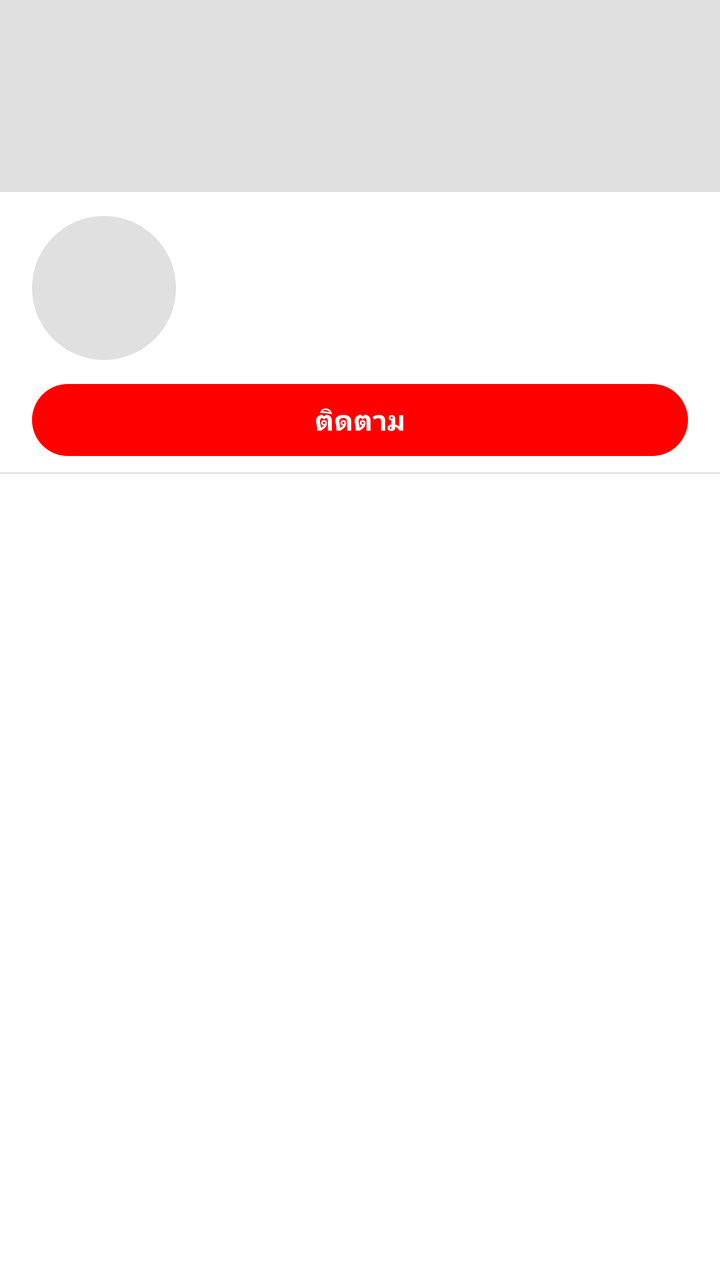
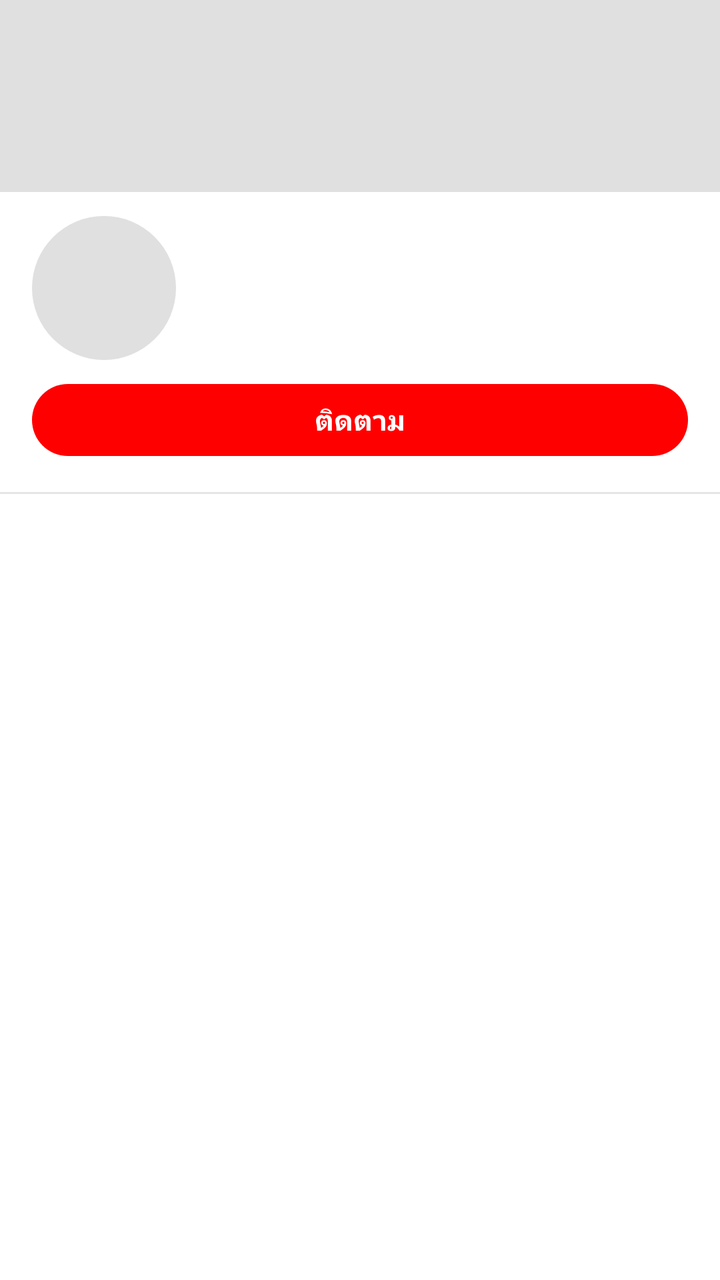

Compare the two renders of this Android layout. The source of the first and the diff that turns it into the second are given below.
<!-- AndroidManifest.xml: application theme Theme.YTClassic -->
<!-- res/layout/item_channel_header.xml -->
<LinearLayout xmlns:android="http://schemas.android.com/apk/res/android" android:layout_width="match_parent" android:layout_height="wrap_content" android:orientation="vertical">
  <ImageView android:id="@+id/banner" android:layout_width="match_parent" android:layout_height="96dp" android:scaleType="centerCrop" android:background="@color/placeholder" android:importantForAccessibility="no"/>
  <LinearLayout android:layout_width="match_parent" android:layout_height="wrap_content" android:orientation="horizontal" android:gravity="center_vertical" android:paddingStart="16dp" android:paddingEnd="16dp" android:paddingTop="12dp">
    <ImageView android:id="@+id/avatar" android:layout_width="72dp" android:layout_height="72dp" android:background="@drawable/bg_avatar" android:importantForAccessibility="no"/>
    <LinearLayout android:layout_width="0dp" android:layout_weight="1" android:layout_height="wrap_content" android:orientation="vertical" android:layout_marginStart="12dp">
      <TextView android:id="@+id/name" android:layout_width="match_parent" android:layout_height="wrap_content" android:textColor="@color/text1" android:textSize="20sp" android:textStyle="bold" android:maxLines="2" android:ellipsize="end"/>
      <TextView android:id="@+id/handle" android:layout_width="match_parent" android:layout_height="wrap_content" android:layout_marginTop="2dp" android:textColor="@color/text2" android:textSize="13sp" android:maxLines="1" android:ellipsize="end"/>
      <TextView android:id="@+id/subs" android:layout_width="match_parent" android:layout_height="wrap_content" android:layout_marginTop="2dp" android:textColor="@color/text2" android:textSize="13sp"/>
    </LinearLayout>
  </LinearLayout>
  <TextView android:id="@+id/btnSubscribe" android:layout_width="match_parent" android:layout_height="36dp" android:layout_marginStart="16dp" android:layout_marginEnd="16dp" android:layout_marginTop="12dp" android:gravity="center"
      android:text="@string/subscribe" android:textColor="#FFFFFF" android:textSize="14sp" android:textStyle="bold" android:background="@drawable/bg_subscribe"/>
  <TextView android:id="@+id/description" android:layout_width="match_parent" android:layout_height="wrap_content" android:layout_marginStart="16dp" android:layout_marginEnd="16dp" android:layout_marginTop="10dp"
      android:textColor="@color/text2" android:textSize="13sp" android:maxLines="2" android:ellipsize="end" android:visibility="gone"/>
  <TextView android:id="@+id/btnAbout" android:layout_width="wrap_content" android:layout_height="wrap_content" android:layout_marginStart="16dp" android:layout_marginEnd="16dp" android:layout_marginTop="2dp"
      android:text="...เพิ่มเติม" android:textColor="@color/text1" android:textSize="13sp" android:textStyle="bold" android:paddingTop="2dp" android:paddingBottom="4dp"
      android:background="?attr/selectableItemBackground" android:visibility="gone"/>
  <View android:layout_width="match_parent" android:layout_height="1dp" android:layout_marginTop="8dp" android:background="@color/divider"/>
</LinearLayout>
<!-- resources referenced by this layout -->
<resources>
  <color name="divider">#E5E5E5</color>
  <color name="placeholder">#E0E0E0</color>
  <color name="text1">#0F0F0F</color>
  <color name="text2">#606060</color>
  <!-- drawable bg_avatar (drawable) -->
  <shape xmlns:android="http://schemas.android.com/apk/res/android" android:shape="oval"><solid android:color="@color/placeholder"/></shape>
  <!-- drawable bg_subscribe (drawable) -->
  <shape xmlns:android="http://schemas.android.com/apk/res/android">
    <solid android:color="#FF0000"/>
    <corners android:radius="18dp"/>
  </shape>
  <string name="subscribe">ติดตาม</string>
  <style name="Theme.YTClassic" parent="Theme.MaterialComponents.DayNight.NoActionBar">
      <item name="colorPrimary">@color/bg</item>
      <item name="colorPrimaryVariant">@color/placeholder</item>
      <item name="colorOnPrimary">@color/text1</item>
      <item name="colorSecondary">#FF0000</item>
      <item name="colorAccent">#FF0000</item>
      <item name="colorControlNormal">@color/icon</item>
      <item name="android:statusBarColor">@android:color/transparent</item>
      <item name="android:windowLightStatusBar">true</item>
      <item name="android:navigationBarColor">@android:color/transparent</item>
      <item name="android:windowBackground">@color/bg</item>
      <item name="android:textColorPrimary">@color/text1</item>
      <item name="android:textColorSecondary">@color/text2</item>
      <item name="colorSurface">@color/surface</item>
      <item name="colorOnSurface">@color/text1</item>
      
      <item name="android:windowAnimationStyle">@style/NoActivityAnimation</item>
    </style>
  <color name="bg">#FFFFFF</color>
  <color name="icon">#606060</color>
  <color name="surface">#FFFFFF</color>
  <style name="NoActivityAnimation" parent="@android:style/Animation.Activity">
      <item name="android:activityOpenEnterAnimation">@anim/no_anim</item>
      <item name="android:activityOpenExitAnimation">@anim/no_anim</item>
      <item name="android:activityCloseEnterAnimation">@anim/no_anim</item>
      <item name="android:activityCloseExitAnimation">@anim/no_anim</item>
      <item name="android:taskOpenEnterAnimation">@anim/no_anim</item>
      <item name="android:taskOpenExitAnimation">@anim/no_anim</item>
      <item name="android:taskCloseEnterAnimation">@anim/no_anim</item>
      <item name="android:taskCloseExitAnimation">@anim/no_anim</item>
    </style>
</resources>

<!-- the commit's change to res/layout/item_channel_header.xml (unified diff, before → after) -->
@@ -10,10 +10,13 @@
   </LinearLayout>
   <TextView android:id="@+id/btnSubscribe" android:layout_width="match_parent" android:layout_height="36dp" android:layout_marginStart="16dp" android:layout_marginEnd="16dp" android:layout_marginTop="12dp" android:gravity="center"
       android:text="@string/subscribe" android:textColor="#FFFFFF" android:textSize="14sp" android:textStyle="bold" android:background="@drawable/bg_subscribe"/>
-  <TextView android:id="@+id/description" android:layout_width="match_parent" android:layout_height="wrap_content" android:layout_marginStart="16dp" android:layout_marginEnd="16dp" android:layout_marginTop="10dp"
-      android:textColor="@color/text2" android:textSize="13sp" android:maxLines="2" android:ellipsize="end" android:visibility="gone"/>
-  <TextView android:id="@+id/btnAbout" android:layout_width="wrap_content" android:layout_height="wrap_content" android:layout_marginStart="16dp" android:layout_marginEnd="16dp" android:layout_marginTop="2dp"
-      android:text="...เพิ่มเติม" android:textColor="@color/text1" android:textSize="13sp" android:textStyle="bold" android:paddingTop="2dp" android:paddingBottom="4dp"
-      android:background="?attr/selectableItemBackground" android:visibility="gone"/>
+  <LinearLayout android:id="@+id/descRow" android:layout_width="match_parent" android:layout_height="wrap_content" android:orientation="horizontal" android:gravity="center_vertical"
+      android:layout_marginStart="16dp" android:layout_marginEnd="16dp" android:layout_marginTop="10dp" android:background="?attr/selectableItemBackground">
+    <TextView android:id="@+id/description" android:layout_width="0dp" android:layout_weight="1" android:layout_height="wrap_content"
+        android:textColor="@color/text2" android:textSize="13sp" android:maxLines="1" android:ellipsize="end" android:visibility="gone"/>
+    <TextView android:id="@+id/btnAbout" android:layout_width="wrap_content" android:layout_height="wrap_content" android:layout_marginStart="4dp"
+        android:text="...เพิ่มเติม" android:textColor="@color/text1" android:textSize="13sp" android:textStyle="bold" android:paddingTop="4dp" android:paddingBottom="4dp"
+        android:visibility="gone"/>
+  </LinearLayout>
   <View android:layout_width="match_parent" android:layout_height="1dp" android:layout_marginTop="8dp" android:background="@color/divider"/>
 </LinearLayout>
